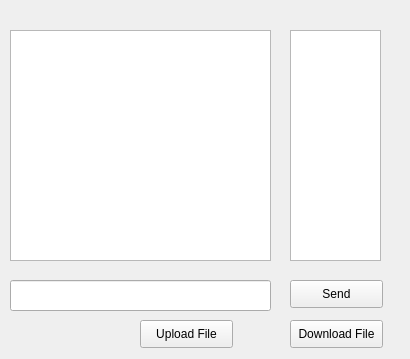
Old version of the form ChatApplicationClient/roomchat.ui in the repository enesdurmus/ChatApplication-With-QT.
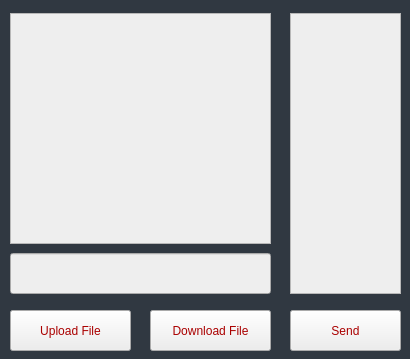
New version of the form.

Diff of the .ui file:
```diff
--- a/ChatApplicationClient/roomchat.ui
+++ b/ChatApplicationClient/roomchat.ui
@@ -13,45 +13,92 @@
   <property name="windowTitle">
    <string>Form</string>
   </property>
+  <property name="styleSheet">
+   <string notr="true">background-color: rgb(48, 56, 65);</string>
+  </property>
   <widget class="QListWidget" name="usersListWidget">
    <property name="geometry">
     <rect>
      <x>290</x>
-     <y>30</y>
-     <width>91</width>
-     <height>231</height>
+     <y>13</y>
+     <width>111</width>
+     <height>281</height>
     </rect>
    </property>
+   <property name="styleSheet">
+    <string notr="true">color: rgb(170, 0, 0);
+background-color: rgb(238, 238, 238);
+font: 75 bold 9pt &quot;Comic Sans MS&quot;;</string>
+   </property>
   </widget>
   <widget class="QListWidget" name="chatListWidget">
    <property name="geometry">
     <rect>
      <x>10</x>
-     <y>30</y>
+     <y>13</y>
      <width>261</width>
      <height>231</height>
     </rect>
    </property>
+   <property name="sizePolicy">
+    <sizepolicy hsizetype="Fixed" vsizetype="Expanding">
+     <horstretch>0</horstretch>
+     <verstretch>0</verstretch>
+    </sizepolicy>
+   </property>
+   <property name="maximumSize">
+    <size>
+     <width>16777215</width>
+     <height>16777215</height>
+    </size>
+   </property>
+   <property name="styleSheet">
+    <string notr="true">color: rgb(170, 0, 0);
+background-color: rgb(238, 238, 238);
+font: 75 bold italic 9pt &quot;Comic Sans MS&quot;;</string>
+   </property>
+   <property name="alternatingRowColors">
+    <bool>true</bool>
+   </property>
+   <property name="textElideMode">
+    <enum>Qt::ElideLeft</enum>
+   </property>
+   <property name="isWrapping" stdset="0">
+    <bool>false</bool>
+   </property>
+   <property name="wordWrap">
+    <bool>true</bool>
+   </property>
   </widget>
   <widget class="QLineEdit" name="inputTextBox">
    <property name="geometry">
     <rect>
      <x>10</x>
-     <y>280</y>
+     <y>253</y>
      <width>261</width>
-     <height>31</height>
+     <height>41</height>
     </rect>
    </property>
+   <property name="styleSheet">
+    <string notr="true">color: rgb(170, 0, 0);
+background-color: rgb(238, 238, 238);
+font: 75 bold 9pt &quot;Comic Sans MS&quot;;</string>
+   </property>
   </widget>
   <widget class="QPushButton" name="sendButton">
    <property name="geometry">
     <rect>
      <x>290</x>
-     <y>280</y>
-     <width>93</width>
-     <height>28</height>
+     <y>310</y>
+     <width>111</width>
+     <height>41</height>
     </rect>
    </property>
+   <property name="styleSheet">
+    <string notr="true">color: rgb(170, 0, 0);
+background-color: rgb(238, 238, 238);
+font: 75 bold italic 9pt &quot;Comic Sans MS&quot;;</string>
+   </property>
    <property name="text">
     <string>Send</string>
    </property>
@@ -59,12 +106,17 @@
   <widget class="QPushButton" name="downloadButton">
    <property name="geometry">
     <rect>
-     <x>290</x>
-     <y>320</y>
-     <width>93</width>
-     <height>28</height>
+     <x>150</x>
+     <y>310</y>
+     <width>121</width>
+     <height>41</height>
     </rect>
    </property>
+   <property name="styleSheet">
+    <string notr="true">color: rgb(170, 0, 0);
+background-color: rgb(238, 238, 238);
+font: 75 bold italic 9pt &quot;Comic Sans MS&quot;;</string>
+   </property>
    <property name="text">
     <string>Download File</string>
    </property>
@@ -72,12 +124,17 @@
   <widget class="QPushButton" name="uploadFileButton">
    <property name="geometry">
     <rect>
-     <x>140</x>
-     <y>320</y>
-     <width>93</width>
-     <height>28</height>
+     <x>10</x>
+     <y>310</y>
+     <width>121</width>
+     <height>41</height>
     </rect>
    </property>
+   <property name="styleSheet">
+    <string notr="true">color: rgb(170, 0, 0);
+background-color: rgb(238, 238, 238);
+font: 75 bold italic 9pt &quot;Comic Sans MS&quot;;</string>
+   </property>
    <property name="text">
     <string>Upload File</string>
    </property>
```
